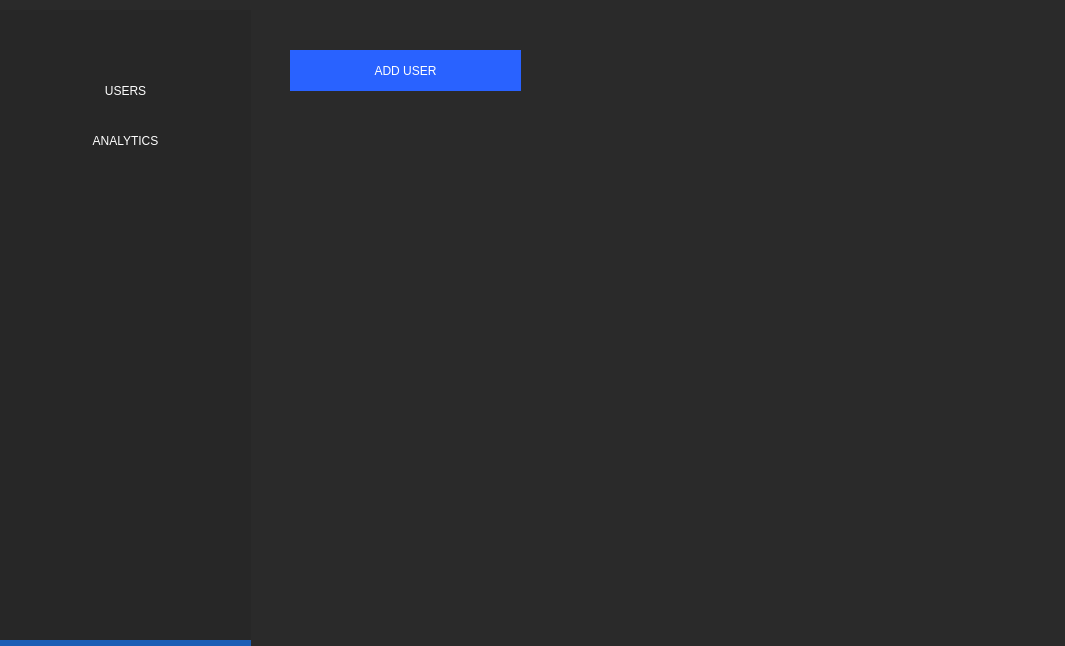
Above: dashboard.ui from illud/qt-modern-ui before the change. Below: the same form after it.
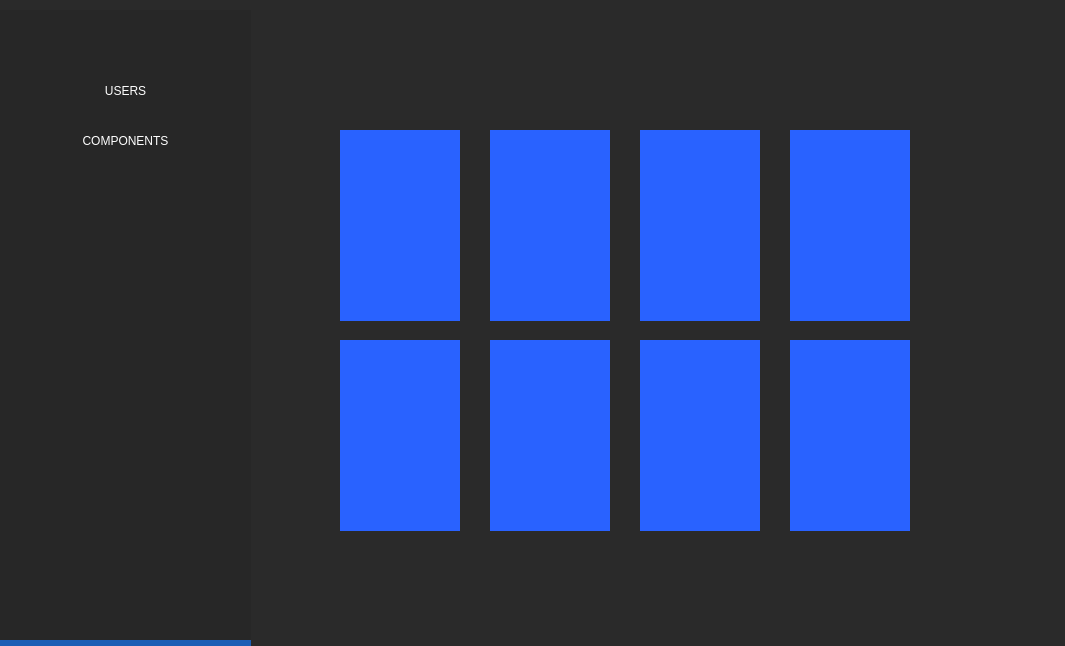
That is the form after the change. The open tabs and pages were chosen to show the change.

What changed in the file:
```diff
--- a/dashboard.ui
+++ b/dashboard.ui
@@ -80,7 +80,7 @@
       <bool>true</bool>
      </property>
     </widget>
-    <widget class="QPushButton" name="statsBtn">
+    <widget class="QPushButton" name="compBtn">
      <property name="geometry">
       <rect>
        <x>10</x>
@@ -90,21 +90,21 @@
       </rect>
      </property>
      <property name="styleSheet">
-      <string notr="true">QPushButton#statsBtn { 
+      <string notr="true">QPushButton#compBtn { 
     background-color: transparent;
 	font: 900 9pt &quot;Arial Black&quot;;
 	color: rgb(255, 255, 255);
     border: 0px;
 }
 
-QPushButton#statsBtn:hover{ 
+QPushButton#compBtn:hover{ 
    background-color: transparent;
 	font: 900 9pt &quot;Arial Black&quot;;
 	color: rgb(203, 203, 203);
     border: 0px;
 }
 
-QPushButton#statsBtn::focus:pressed{ 
+QPushButton#compBtn::focus:pressed{ 
 	background-color: transparent;
 	font: 900 9pt &quot;Arial Black&quot;;
 	color: rgb(107, 107, 107);
@@ -114,7 +114,7 @@
 </string>
      </property>
      <property name="text">
-      <string>ANALYTICS</string>
+      <string>COMPONENTS</string>
      </property>
      <property name="flat">
       <bool>true</bool>
@@ -352,43 +352,108 @@
      </widget>
     </widget>
     <widget class="QWidget" name="page_2">
-     <widget class="QPushButton" name="btn">
+     <widget class="QWidget" name="widget_3" native="true">
       <property name="geometry">
        <rect>
-        <x>20</x>
-        <y>30</y>
-        <width>231</width>
-        <height>41</height>
+        <x>70</x>
+        <y>110</y>
+        <width>120</width>
+        <height>191</height>
        </rect>
       </property>
       <property name="styleSheet">
-       <string notr="true">QPushButton#btn { 
-    background-color: rgb(41, 98, 255);
-	font: 900 9pt &quot;Arial Black&quot;;
-	color: rgb(255, 255, 255);
-    border: 0px;
-}
-
-QPushButton#btn:hover{ 
-    background-color: rgb(33, 78, 203);
-	font: 900 9pt &quot;Arial Black&quot;;
-	color: rgb(255, 255, 255);
-    border: 0px;
-}
-
-QPushButton#btn::focus:pressed{ 
-	background-color: rgb(38, 72, 184);
-	font: 900 9pt &quot;Arial Black&quot;;
-	color: rgb(255, 255, 255);
-    border: 0px;
-}
-</string>
+       <string notr="true">background-color: rgb(41, 98, 255);</string>
       </property>
-      <property name="text">
-       <string>ADD USER</string>
+     </widget>
+     <widget class="QWidget" name="widget_4" native="true">
+      <property name="geometry">
+       <rect>
+        <x>220</x>
+        <y>110</y>
+        <width>120</width>
+        <height>191</height>
+       </rect>
       </property>
-      <property name="flat">
-       <bool>true</bool>
+      <property name="styleSheet">
+       <string notr="true">background-color: rgb(41, 98, 255);</string>
+      </property>
+     </widget>
+     <widget class="QWidget" name="widget_5" native="true">
+      <property name="geometry">
+       <rect>
+        <x>370</x>
+        <y>110</y>
+        <width>120</width>
+        <height>191</height>
+       </rect>
+      </property>
+      <property name="styleSheet">
+       <string notr="true">background-color: rgb(41, 98, 255);</string>
+      </property>
+     </widget>
+     <widget class="QWidget" name="widget_6" native="true">
+      <property name="geometry">
+       <rect>
+        <x>520</x>
+        <y>110</y>
+        <width>120</width>
+        <height>191</height>
+       </rect>
+      </property>
+      <property name="styleSheet">
+       <string notr="true">background-color: rgb(41, 98, 255);</string>
+      </property>
+     </widget>
+     <widget class="QWidget" name="widget_7" native="true">
+      <property name="geometry">
+       <rect>
+        <x>70</x>
+        <y>320</y>
+        <width>120</width>
+        <height>191</height>
+       </rect>
+      </property>
+      <property name="styleSheet">
+       <string notr="true">background-color: rgb(41, 98, 255);</string>
+      </property>
+     </widget>
+     <widget class="QWidget" name="widget_8" native="true">
+      <property name="geometry">
+       <rect>
+        <x>220</x>
+        <y>320</y>
+        <width>120</width>
+        <height>191</height>
+       </rect>
+      </property>
+      <property name="styleSheet">
+       <string notr="true">background-color: rgb(41, 98, 255);</string>
+      </property>
+     </widget>
+     <widget class="QWidget" name="widget_9" native="true">
+      <property name="geometry">
+       <rect>
+        <x>370</x>
+        <y>320</y>
+        <width>120</width>
+        <height>191</height>
+       </rect>
+      </property>
+      <property name="styleSheet">
+       <string notr="true">background-color: rgb(41, 98, 255);</string>
+      </property>
+     </widget>
+     <widget class="QWidget" name="widget_10" native="true">
+      <property name="geometry">
+       <rect>
+        <x>520</x>
+        <y>320</y>
+        <width>120</width>
+        <height>191</height>
+       </rect>
+      </property>
+      <property name="styleSheet">
+       <string notr="true">background-color: rgb(41, 98, 255);</string>
       </property>
      </widget>
     </widget>
```
